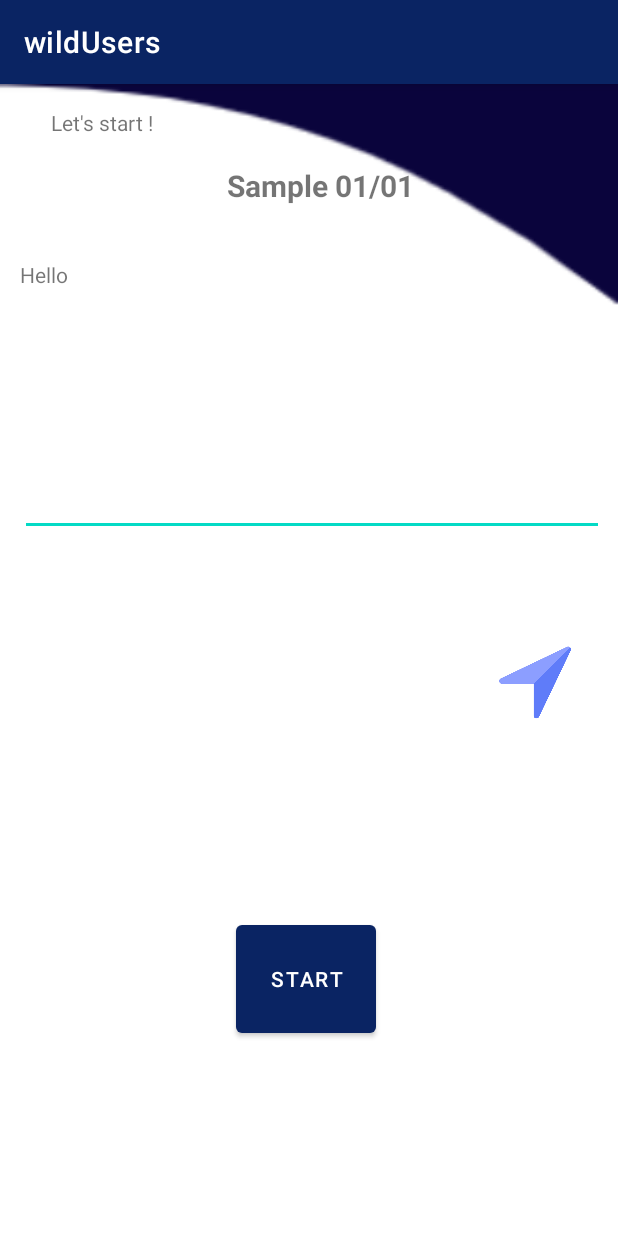
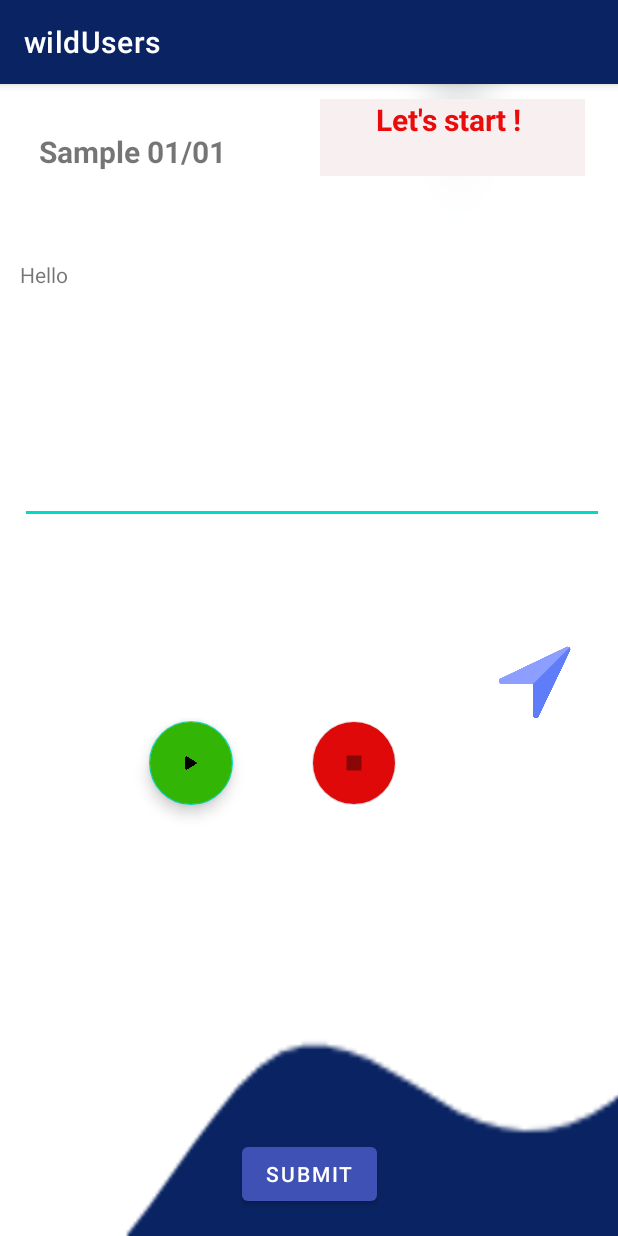
Before and after one commit to SLIIT-HCI/SMTEC, an Android app: the activity_sample_text1_1 screen opened directly, with no data from a screen before it, on a phone screen of 412 x 824 dp. Run offline under Robolectric (Android 15) with nearby library versions, the phone set to English and light mode, and no system bars; our stand-ins replace Volley.

Commit message:
Changing buttons to floating action buttons in the activity_sample_text1_1

```diff
--- a/app/src/main/AndroidManifest.xml
+++ b/app/src/main/AndroidManifest.xml
@@ -2,6 +2,7 @@
 <manifest xmlns:android="http://schemas.android.com/apk/res/android"
     package="com.example.wildusers">
 
+    <uses-permission android:name="android.permission.ACCESS_NETWORK_STATE" />
     <uses-permission android:name="android.permission.WAKE_LOCK"/>
     <uses-permission android:name="android.permission.SYSTEM_ALERT_WINDOW"/>
     <uses-permission android:name="android.permission.DISABLE_KEYGUARD"/>
--- a/app/src/main/java/com/example/wildusers/Database/DBContract.java
+++ b/app/src/main/java/com/example/wildusers/Database/DBContract.java
@@ -1,5 +1,7 @@
 package com.example.wildusers.Database;
 
 public class DBContract {
+
     public static final String URL = "http://10.0.2.2/smtec/smtec.php";
+    public static final String UI_UPDATE_BROADCAST = "com.example.smtec.uiupdatebroadcast";
 }
--- a/app/src/main/java/com/example/wildusers/activity_sample_text1_1.java
+++ b/app/src/main/java/com/example/wildusers/activity_sample_text1_1.java
@@ -1,26 +1,26 @@
 package com.example.wildusers;
-
-import androidx.annotation.RequiresApi;
-import androidx.appcompat.app.AppCompatActivity;
 
 import android.content.BroadcastReceiver;
 import android.content.Context;
-import android.content.Intent;
 import android.content.IntentFilter;
 import android.database.Cursor;
 import android.database.sqlite.SQLiteDatabase;
 import android.net.ConnectivityManager;
 import android.net.NetworkInfo;
-import android.os.AsyncTask;
 import android.os.Build;
 import android.os.Bundle;
 import android.os.CountDownTimer;
+import android.util.Log;
 import android.view.View;
 import android.widget.Button;
 import android.widget.EditText;
 import android.widget.ImageView;
 import android.widget.TextView;
-import android.widget.Toast;
+
+import androidx.annotation.RequiresApi;
+import androidx.appcompat.app.AppCompatActivity;
+import androidx.recyclerview.widget.LinearLayoutManager;
+import androidx.recyclerview.widget.RecyclerView;
 
 import com.android.volley.AuthFailureError;
 import com.android.volley.Request;
@@ -30,45 +30,48 @@ import com.android.volley.toolbox.StringRequest;
 import com.example.wildusers.Database.DBContract;
 import com.example.wildusers.Database.DatabaseHelper;
 import com.example.wildusers.Database.mySingleton;
+import com.example.wildusers.Experiment;
+import com.example.wildusers.R;
+import com.example.wildusers.RecyclerAdapter;
+import com.google.android.material.floatingactionbutton.FloatingActionButton;
 
-import org.json.JSONArray;
 import org.json.JSONException;
 import org.json.JSONObject;
 
-import java.io.BufferedReader;
-import java.io.InputStreamReader;
-import java.net.HttpURLConnection;
-import java.net.URL;
 import java.time.LocalTime;
 import java.util.ArrayList;
 import java.util.HashMap;
-import java.util.List;
 import java.util.Map;
 import java.util.concurrent.TimeUnit;
 
 public class activity_sample_text1_1 extends AppCompatActivity {
 
-
     DatabaseHelper dbHelper;
-    ImageView next;
-    EditText text1;
-    TextView phrase1, timer1;
-    Button start1;
-
-    Boolean clicked = false;
-    long timeleft;
-    double endTime;
-    int clickCount = 0;
-
-    BroadcastReceiver broadcastReceiver;
-
+    RecyclerView recyclerview;
+    RecyclerView.LayoutManager layoutManager;
     RecyclerAdapter adapter;
-    ArrayList<String> phrases = new ArrayList<>();
     ArrayList<Experiment> list = new ArrayList<>();
 
-    /***************************************format time****************************************/
+    TextView timer;
+    static TextView phrase;
+    //Button btn_play_pause, btn_stop;
+    FloatingActionButton start1, stop1;
 
-    public String formatTime(long millis){
+    ImageView btn_next;
+    static EditText input_phrase;
+    Boolean clicked = false;
+    int clickCount = 0;
+    long timeleft;
+    int editDistance;
+    BroadcastReceiver broadcastReceiver;
+    double endTime;
+    String email;
+    int session;
+    ArrayList<String> phrases = new ArrayList<>();
+    String phrasesSet[] = new String[30];
+
+
+    public String formatTime(long millis) {
         String output = "00:00";
         long seconds = millis / 1000;
         long minutes = seconds / 60;
@@ -88,35 +91,32 @@ public class activity_sample_text1_1 extends AppCompatActivity {
         return output;
     }
 
+    @RequiresApi(api = Build.VERSION_CODES.O)
+    public void onCreate(Bundle savedInstanceState) {
 
-
-
-    @Override
-    protected void onCreate(Bundle savedInstanceState) {
+        Log.d("I am coming here","1");
         super.onCreate(savedInstanceState);
         setContentView(R.layout.activity_sample_text1_1);
 
+        dbHelper = new DatabaseHelper(this);
+        dbHelper.insertData_Phrases();
 
-        next = (ImageView) findViewById(R.id.next);
-        text1 = (EditText) findViewById(R.id.typeText);
-        phrase1 = (TextView) findViewById(R.id.text1);
-        start1 = (Button) findViewById(R.id.startBTN);
-        timer1 = (TextView) findViewById(R.id.timer1);
+        timer = (TextView) findViewById(R.id.timer);
+        phrase = (TextView) findViewById(R.id.viewPhrase);
+        btn_next = (ImageView) findViewById(R.id.next);
+        //btn_play_pause = (Button) findViewById(R.id.start);
+        //btn_stop = (Button) findViewById(R.id.Stop);
+        //btn_stop.setEnabled(false);
+        input_phrase = (EditText) findViewById(R.id.typeText);
+        start1 = (FloatingActionButton) findViewById(R.id.start1);
+        stop1 = (FloatingActionButton) findViewById(R.id.stop1);
+        stop1.setEnabled(false);
 
+        email = getIntent().getStringExtra("email");
+        session = getIntent().getIntExtra("session",0);
+        layoutManager = new LinearLayoutManager(this);
+        timer.setText("        Let's start !");
 
-        adapter = new RecyclerAdapter(list);
-        broadcastReceiver = new BroadcastReceiver() {
-            @Override
-            public void onReceive(Context context, Intent intent) {
-                readFromLocalStorage();
-            }
-        };
-
-        timer1.setText("        Let's start !");
-
-
-
-        /***********************************Count Down*********************************************/
         final CountDownTimer countDown = new CountDownTimer(60000, 1000)
         {
             public void onTick(long millisUntilFinished)
@@ -124,17 +124,17 @@ public class activity_sample_text1_1 extends AppCompatActivity {
                 if(clicked == false) {
                     setPhrase(0);
                 }
-                timer1.setText("Time remaining: " + formatTime(millisUntilFinished));
+                timer.setText("Time remaining: " + formatTime(millisUntilFinished));
                 timeleft = millisUntilFinished/1000;
             }
+            @RequiresApi(api = Build.VERSION_CODES.O)
 
-            @RequiresApi(api = Build.VERSION_CODES.O)
             public void onFinish()
             {
                 endTime = LocalTime.now().toNanoOfDay();
-                timer1.setText("Your Time is over !");
-                phrase1.setText("");
-                text1.setText("");
+                timer.setText("Your Time is over !");
+                phrase.setText("");
+                input_phrase.setText("");
                 try {
                     TimeUnit.SECONDS.sleep(2);
                 } catch (InterruptedException e) {
@@ -143,83 +143,78 @@ public class activity_sample_text1_1 extends AppCompatActivity {
             }
         };
 
-        /**************************************end of count down***********************************/
+//        btn_play_pause.setOnClickListener(new View.OnClickListener() {
+//            @Override
+//            public void onClick(View view) {
+//                countDown.start();
+//                btn_play_pause.setEnabled(false);
+//                //btn_play_pause.setBackgroundResource(R.drawable.btn_play_gray);
+//                btn_stop.setEnabled(true);
+//                setPhrase(0);
+//            }
+//        });
 
 
-
-        next.setOnClickListener(new View.OnClickListener() {
-            @Override
-            public void onClick(View view) {
-                Intent i = new Intent(activity_sample_text1_1.this, activity_sample_text1_2.class);
-                startActivity(i);
-                clicked = true;
-                phraseArray_Iterator();
-            }
-        });
-
-/************************************    constructing    ******************************************/
+        /******************************* play floating *******************************/
         start1.setOnClickListener(new View.OnClickListener() {
             @Override
             public void onClick(View view) {
                 countDown.start();
                 start1.setEnabled(false);
-                //start1.setBackgroundResource(R.drawable.btn_play_gray);
-                //btn_stop.setEnabled(true);
+                //btn_play_pause.setBackgroundResource(R.drawable.btn_play_gray);
+                stop1.setEnabled(true);
                 setPhrase(0);
+            }
+        });
+
+        stop1.setOnClickListener(new View.OnClickListener() {
+            @Override
+            public void onClick(View view) {
+                countDown.cancel();
+            }
+        });
+
+
+        /*********************************************************************/
+
+
+
+
+//        btn_stop.setOnClickListener(new View.OnClickListener() {
+//            @Override
+//            public void onClick(View view) {
+//                countDown.cancel();
+//            }
+//        });
+
+        btn_next.setOnClickListener(new View.OnClickListener() {
+            @RequiresApi(api = Build.VERSION_CODES.O)
+            public void onClick(View v) {
+                clicked = true;
+                phraseArray_Iterator();
+            }
+        });
+        input_phrase.setOnFocusChangeListener(new View.OnFocusChangeListener() {
+            @Override
+            public void onFocusChange(View view, boolean hasFocus) {
+                if (hasFocus) {
+                    while(btn_next.isPressed() && timeleft!=0){
+                        // saveInputPhrase();
+                        editDistance = levenshteinDistance(phrase.toString(),input_phrase.toString());
+                        //  saveToAppServer(email,session,duration,phrase.toString(),input_phrase.toString(),editDistance,id);
+                    }
+                }
             }
         });
     }
 
-
-
-
-//    public void setPhrase(Integer count){
-//
-//        /*phrase_array[0] ="You are ready to learn and do your best, but you are also nervous.";
-//        phrase_array[1] = "Sometimes the most difficult questions have the simplest solutions";
-//        phrase_array[2] = "Congratulations on your new job";
-//        phrase_array[3] = "Starting a new job is exciting but stressful.";
-//        phrase_array[4] = "Tomorrow is second Saturday.";
-//        phrase.setText(phrase_array[count]); */
-//
-//        List<String> allTexts = Phrases_from_Database.getInputTexts();
-//
-//            for(Integer index = 0 ; index < allTexts.size() ; index ++){
-//                phrase_array[index] = allTexts.get(index);
-//            }
-//
-//        phrase1.setText(phrase_array[count]);
-//
-//        phrases = getPhrasesFromAppServer("http://192.168.1.4/smtec/smtec.php");
-//
-//        phrase1.setText(phrases[count]);
-//    }
-
-//    public void setPhrase(int count){
-//
-//     /* phrases = dbHelper.getPhrases();
-//      System.out.println("phrases: "+phrases.get(0));
-//       if(!phrases.isEmpty() && ((phrases.size()-1) >= count)) {
-//            phrase.setText(phrases.get(count).toString());
-//       }  */
-//
-//        phrases = getPhrasesFromAppServer("http://192.168.1.4/smtec/smtec.php");
-//
-//        phrase1.setText(phrases[count]);
-//    }
-
-
     public void setPhrase(int count){
-
-        //phrases = getPhrasesFromAppServer("http://192.168.1.4/smtec/smtec.php");
-        //System.out.println("phrases: "+phrases.get(0));
-        // phrase.setText(phrases[count]);
 
         phrases = dbHelper.getPhrases();
         phrases = dbHelper.getPhrases();
         System.out.println("phrases: "+phrases.get(0));
         if(!phrases.isEmpty() && ((phrases.size()-1) >= count)) {
-            phrase1.setText(phrases.get(count).toString());
+            phrase.setText(phrases.get(count).toString());
         }
 
     }
@@ -230,15 +225,14 @@ public class activity_sample_text1_1 extends AppCompatActivity {
             clickCount = 0;
         }
         setPhrase(clickCount);
-        text1.setText("");
+        input_phrase.setText("");
 
     }
-
 
     /* save to local database*/
     public void saveToAppServer(final String email, final int session, final String duration, final String s1, final String s2, final int editDistance, final int status, final String sensorType, final double val_x, final double val_y, final double val_z){
 
-  //      if(checkNetworkConnection()){
+        if(checkNetworkConnection()){
 
             StringRequest stringRequest = new StringRequest(Request.Method.POST, DatabaseHelper.SERVER_URL,
                     new Response.Listener<String>() {
@@ -283,17 +277,11 @@ public class activity_sample_text1_1 extends AppCompatActivity {
             };
             mySingleton.getInstance(activity_sample_text1_1.this).addToRequestQueue(stringRequest);
 
-//        }else{
-//            saveToLocalStorage(email,session,duration,s1,s2,editDistance,DatabaseHelper.SYNC_STATUS_FAILED,sensorType,val_x,val_y,val_z);
-//        }
+        }else{
+            saveToLocalStorage(email,session,duration,s1,s2,editDistance,DatabaseHelper.SYNC_STATUS_FAILED,sensorType,val_x,val_y,val_z);
+        }
 
     }
-
-
-    private void getPhrasesFromAppServer() {
-
-    }
-
 
     /* read data from the local database*/
     private void readFromLocalStorage(){
@@ -314,20 +302,19 @@ public class activity_sample_text1_1 extends AppCompatActivity {
             double value_y = cursor.getDouble(cursor.getColumnIndex(DatabaseHelper.COLUMN9_Y));
             double value_z = cursor.getDouble(cursor.getColumnIndex(DatabaseHelper.COLUMN10_Z));
 
-/*****************/
-           // list.add(new Experiment(email,session,duration,s1,s2,editDistance,sync_status,sensorType,value_x,value_y,value_z));
+            list.add(new Experiment(email,session,duration,s1,s2,editDistance,sync_status,sensorType,value_x,value_y,value_z));
         }
         adapter.notifyDataSetChanged();
         cursor.close();
         dbHelper.close();
     }
-/************/
+
     /* checking Internet connection */
-//    public boolean checkNetworkConnection(){
-//        ConnectivityManager connectivityManager = (ConnectivityManager) this.getSystemService(Context.CONNECTIVITY_SERVICE);
-//        NetworkInfo networkinfo = connectivityManager.getActiveNetworkInfo();
-//        return (networkinfo != null && networkinfo.isConnected());
-//    }
+    public boolean checkNetworkConnection(){
+        ConnectivityManager connectivityManager = (ConnectivityManager) this.getSystemService(Context.CONNECTIVITY_SERVICE);
+        NetworkInfo networkinfo = connectivityManager.getActiveNetworkInfo();
+        return (networkinfo != null && networkinfo.isConnected());
+    }
 
     private void saveToLocalStorage(String email,int session,String duration,String s1,String s2,int editDistance,int sync_status,String sensorName,double val_x,double val_y,double val_z){
 
@@ -364,97 +351,16 @@ public class activity_sample_text1_1 extends AppCompatActivity {
         }
         return d[ s1.length ][ s2.length ];
     }
-/***************/
-//    @Override
-//    protected void onStart() {
-//        super.onStart();
-//        //registerReceiver(broadcastReceiver, new IntentFilter(DBContract.UI_UPDATE_BROADCAST));
-//    }
+
+    @Override
+    protected void onStart() {
+        super.onStart();
+        registerReceiver(broadcastReceiver, new IntentFilter(DBContract.UI_UPDATE_BROADCAST));
+    }
 
     @Override
     protected void onPause() {
         super.onPause();
         unregisterReceiver(broadcastReceiver);
     }
-
-
-
-
-
-
-
-
-
-
-
-
-
-
-
-
-
-
-
-//
-//    private String[] loadIntoTextView(String json) throws JSONException {
-//        JSONArray jsonArray = new JSONArray(json);
-//        String[] phrases = new String[jsonArray.length()];
-//        for (int i = 0; i < jsonArray.length(); i++) {
-//            JSONObject obj = jsonArray.getJSONObject(i);
-//            phrases[i] = obj.getString("phrase");
-//        }
-//        //  ArrayAdapter<String> arrayAdapter = new ArrayAdapter<String>(this, android.R.layout.simple_list_item_1, phrases);
-//        // phrase.setText((CharSequence) arrayAdapter);
-//        return phrases;
-//    }
-//
-//    private String[] getPhrasesFromAppServer(final String urlWebService) {
-//
-//        final String[] value = new String[30];
-//        class GetJSON extends AsyncTask<Void, Void, String> {
-//
-//            @Override
-//            protected void onPreExecute() {
-//                super.onPreExecute();
-//            }
-//
-//            @Override
-//            protected void onPostExecute(String s) {
-//                super.onPostExecute(s);
-//                Toast.makeText(getApplicationContext(), s, Toast.LENGTH_SHORT).show();
-//                try {
-//                    for(String text : loadIntoTextView(s)){
-//                        for(int i =0;i<value.length;i++){
-//                            value[i] = text;
-//                        }
-//                    }
-//
-//
-//                } catch (JSONException e) {
-//                    e.printStackTrace();
-//                }
-//            }
-//
-//            @Override
-//            protected String doInBackground(Void... voids) {
-//                try {
-//                    URL url = new URL(urlWebService);
-//                    HttpURLConnection con = (HttpURLConnection) url.openConnection();
-//                    StringBuilder sb = new StringBuilder();
-//                    BufferedReader bufferedReader = new BufferedReader(new InputStreamReader(con.getInputStream()));
-//                    String json;
-//                    while ((json = bufferedReader.readLine()) != null) {
-//                        sb.append(json + "\n");
-//                    }
-//                    return sb.toString().trim();
-//                } catch (Exception e) {
-//                    return null;
-//                }
-//            }
-//        }
-//        GetJSON getJSON = new GetJSON();
-//        getJSON.execute();
-//
-//        return value;
-//    }
 }
--- a/app/src/main/res/layout/activity_sample_text1_1.xml
+++ b/app/src/main/res/layout/activity_sample_text1_1.xml
@@ -5,10 +5,10 @@
     android:layout_width="match_parent"
     android:layout_height="match_parent"
     tools:context=".activity_sample_text1_1"
-    android:background="@drawable/back51">
+    android:background="@drawable/b21">
 
     <TextView
-        android:id="@+id/text1"
+        android:id="@+id/viewPhrase"
         android:layout_width="379dp"
         android:layout_height="91dp"
         android:layout_alignParentStart="true"
@@ -24,8 +24,8 @@
         android:layout_height="wrap_content"
         android:layout_alignParentStart="true"
         android:layout_alignParentTop="true"
-        android:layout_marginStart="151dp"
-        android:layout_marginTop="54dp"
+        android:layout_marginStart="26dp"
+        android:layout_marginTop="31dp"
         android:text="@string/sample1_1"
         android:textSize="20dp"
         android:textStyle="bold" />
@@ -34,8 +34,10 @@
         android:id="@+id/next"
         android:layout_width="62dp"
         android:layout_height="61dp"
+        android:layout_alignParentStart="true"
         android:layout_alignParentEnd="true"
         android:layout_alignParentBottom="true"
+        android:layout_marginStart="326dp"
         android:layout_marginEnd="23dp"
         android:layout_marginBottom="339dp"
         app:srcCompat="@drawable/next1" />
@@ -48,36 +50,60 @@
         android:layout_alignParentTop="true"
         android:layout_centerHorizontal="true"
         android:layout_marginStart="13dp"
-        android:layout_marginTop="241dp"
+        android:layout_marginTop="233dp"
         android:ems="10"
         android:inputType="textPersonName"
         android:text="" />
 
-    <Button
-        android:id="@+id/startBTN"
-        android:layout_width="wrap_content"
-        android:layout_height="wrap_content"
-        android:layout_below="@+id/typeText"
-        android:layout_alignParentStart="true"
-        android:layout_alignParentEnd="true"
-        android:layout_alignParentBottom="true"
-        android:layout_marginStart="157dp"
-        android:layout_marginTop="253dp"
-        android:layout_marginEnd="161dp"
-        android:layout_marginBottom="129dp"
-        android:text="Start" />
-
     <TextView
-        android:id="@+id/timer1"
-        android:layout_width="126dp"
-        android:layout_height="38dp"
+        android:id="@+id/timer"
+        android:layout_width="176dp"
+        android:layout_height="51dp"
         android:layout_alignParentStart="true"
         android:layout_alignParentTop="true"
         android:layout_alignParentEnd="true"
-        android:layout_marginStart="7dp"
-        android:layout_marginTop="16dp"
-        android:layout_marginEnd="278dp"
-        android:text="TextView" />
+        android:layout_marginStart="213dp"
+        android:layout_marginTop="10dp"
+        android:layout_marginEnd="22dp"
+        android:background="#F8F0F0"
+        android:text="TextView"
+        android:textColor="#EA0B0B"
+        android:textSize="20dp"
+        android:textStyle="bold" />
+
+    <Button
+        android:id="@+id/submit"
+        android:layout_width="wrap_content"
+        android:layout_height="wrap_content"
+        android:layout_alignParentStart="true"
+        android:layout_alignParentBottom="true"
+        android:layout_centerHorizontal="true"
+        android:layout_marginStart="161dp"
+        android:layout_marginBottom="17dp"
+        android:text="submit"
+        app:backgroundTint="#3F51B5" />
+
+    <com.google.android.material.floatingactionbutton.FloatingActionButton
+        android:id="@+id/stop1"
+        android:layout_width="wrap_content"
+        android:layout_height="wrap_content"
+        android:layout_alignParentStart="true"
+        android:layout_alignParentBottom="true"
+        android:layout_marginStart="208dp"
+        android:layout_marginBottom="287dp"
+        android:backgroundTint="#DF0909"
+        app:srcCompat="@drawable/stop" />
+
+    <com.google.android.material.floatingactionbutton.FloatingActionButton
+        android:id="@+id/start1"
+        android:layout_width="wrap_content"
+        android:layout_height="wrap_content"
+        android:layout_alignParentStart="true"
+        android:layout_alignParentBottom="true"
+        android:layout_marginStart="99dp"
+        android:layout_marginBottom="287dp"
+        android:backgroundTint="#33B505"
+        app:srcCompat="@drawable/next" />
 
 
 </RelativeLayout>
```
Also changed, not shown: app/src/main/java/com/example/wildusers/Experiment.java (+102 -15 lines), app/src/main/java/com/example/wildusers/Phrases_from_Database.java (deleted, +0 -115 lines), app/src/main/java/com/example/wildusers/RecyclerAdapter.java (+12 -0 lines), app/src/main/java/com/example/wildusers/oneHourAlarmHandler.java (deleted, +0 -27 lines), app/src/main/res/layout/activity_sample_text1_2.xml (+11 -1 lines), app/src/main/res/drawable/b21.png (added), app/src/main/res/drawable/stop.png (added).
